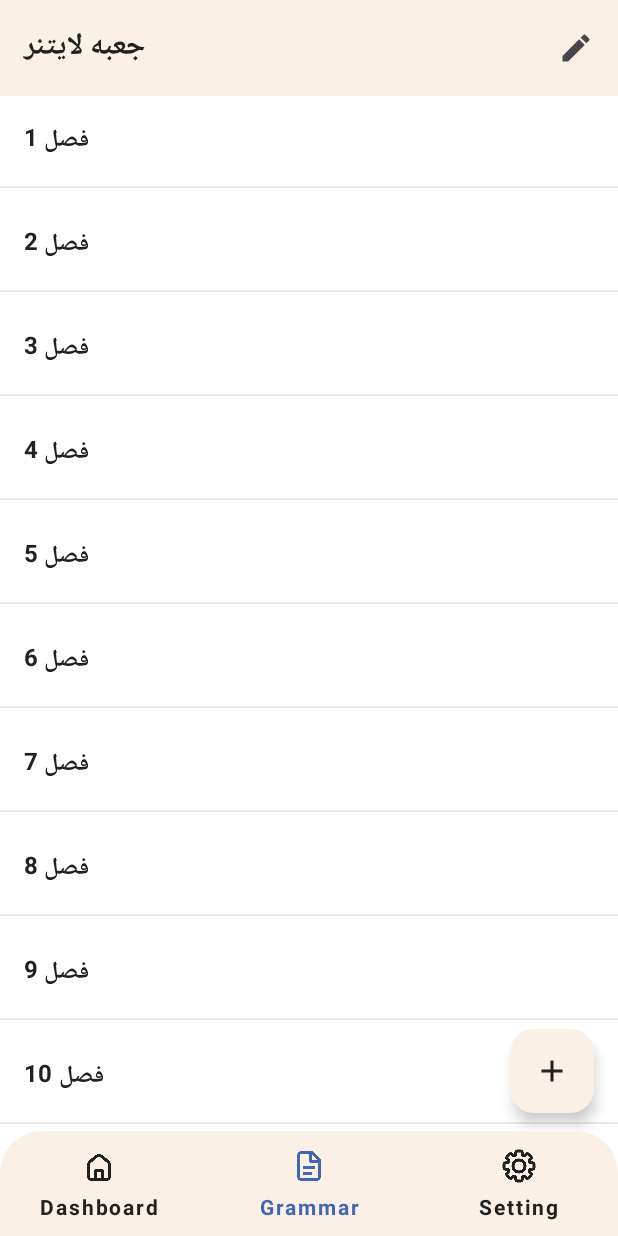
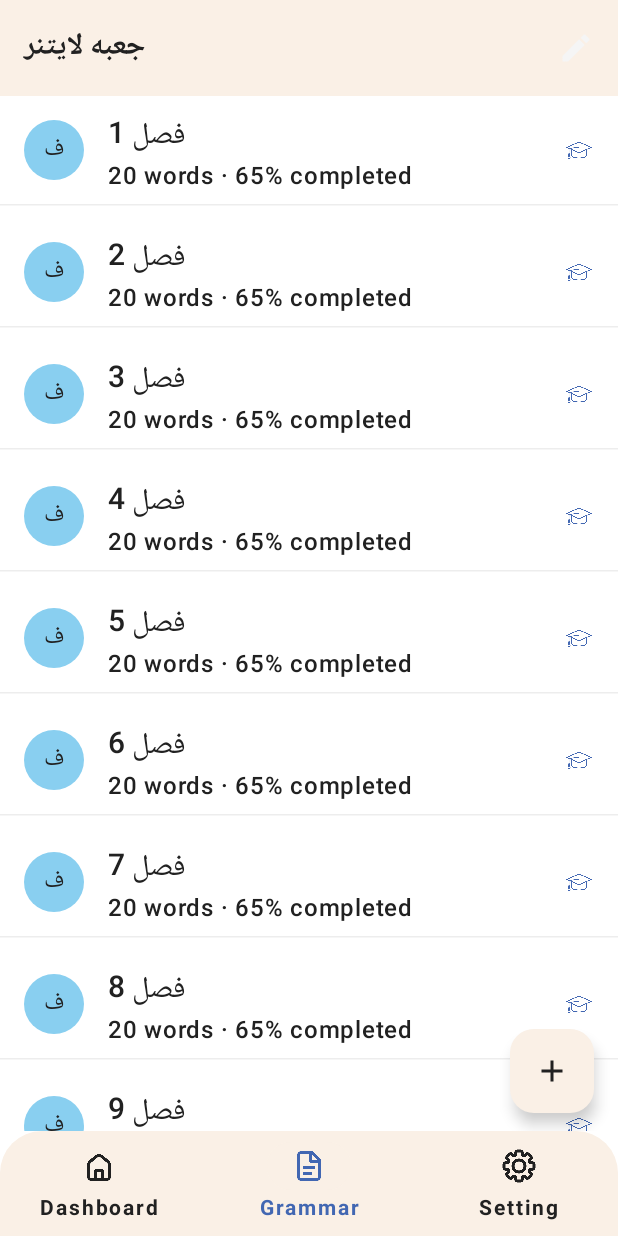
Before and after one commit to HomanYosefi/Android-Crash-Reporter, an Android app built with Jetpack Compose: the screen it shows after launch (MainActivity), item 2 of the bottom bar chosen, on a phone screen of 412 x 824 dp. Run offline under Robolectric (Android 15) with nearby library versions, the phone set to English and light mode, and no system bars; our stand-ins replace Dagger/Hilt's generated code.

Commit message:
finish faz 1

```diff
--- a/app/src/main/java/com/example/leitner/GrammarScreen/ListChapters.kt
+++ b/app/src/main/java/com/example/leitner/GrammarScreen/ListChapters.kt
@@ -22,9 +22,12 @@
 
 
 
+@OptIn(ExperimentalMaterial3Api::class)
 @Composable
 fun ChapterItem(
     title: String,
+    wordsCount: Int = 20,
+    progress: Float = 0.65f,
     isEditMode: Boolean,
     isDragging: Boolean,
     onDragStart: () -> Unit,
@@ -34,9 +37,9 @@
 ) {
     var dragOffset by remember { mutableStateOf(Offset.Zero) }
 
-    Box(
+    Column {
+        ListItem(
             modifier = Modifier
-            .fillMaxWidth()
                 .clickable(
                     enabled = !isEditMode,
                     onClick = {
@@ -46,7 +49,6 @@
                         }
                     }
                 )
-            .padding(16.dp)
                 .then(
                     if (isEditMode) {
                         Modifier.pointerInput(Unit) {
@@ -68,38 +70,80 @@
                             )
                         }
                     } else Modifier
+                ),
+            headlineContent = {
+                Text(
+                    text = title,
+                    style = MaterialTheme.typography.titleLarge,
+                    fontWeight = FontWeight.Medium
                 )
+            },
+            supportingContent = {
+                Row(
+                    verticalAlignment = Alignment.CenterVertically,
+                    horizontalArrangement = Arrangement.spacedBy(8.dp)
                 ) {
-        Row(
-            modifier = Modifier.fillMaxWidth(),
-            verticalAlignment = Alignment.CenterVertically,
-            horizontalArrangement = Arrangement.SpaceBetween
-        ) {
+                    Text(
+                        text = "$wordsCount words · ${(progress * 100).toInt()}% completed",
+                        style = MaterialTheme.typography.bodyMedium,
+                        color = MaterialTheme.colorScheme.onBackground
+                    )
+                }
+            },
+            leadingContent = {
                 if (isEditMode) {
                     Icon(
                         imageVector = Icons.Default.Menu,
-                    contentDescription = "",
-                    modifier = Modifier.size(24.dp)
+                        contentDescription = "Drag handle",
+                        modifier = Modifier.size(24.dp),
+                        tint = MaterialTheme.colorScheme.primary
+                    )
+                } else {
+                    Box(
+                        modifier = Modifier
+                            .size(40.dp)
+                            .background(
+                                MaterialTheme.colorScheme.primaryContainer,
+                                CircleShape
+                            ),
+                        contentAlignment = Alignment.Center
+                    ) {
+                        Text(
+                            text = title.take(1).uppercase(),
+                            style = MaterialTheme.typography.titleMedium,
+                            color = MaterialTheme.colorScheme.onPrimaryContainer,
+                            fontWeight = FontWeight.Medium
                         )
                     }
-            Text(
-                text = title,
-                style = MaterialTheme.typography.titleMedium,
-                fontWeight = FontWeight.Bold
-            )
+                }
+            },
+            trailingContent = {
                 if (isEditMode) {
                     Icon(
                         imageVector = Icons.Default.Edit,
-                    contentDescription = "",
-                    modifier = Modifier.size(24.dp)
+                        contentDescription = "Edit chapter",
+                        modifier = Modifier.size(24.dp),
+                        tint = MaterialTheme.colorScheme.primary
+                    )
+                } else {
+                    Row(
+                        verticalAlignment = Alignment.CenterVertically,
+                        horizontalArrangement = Arrangement.spacedBy(4.dp)
+                    ) {
+                        Icon(
+                            painter = painterResource(id = com.example.leitner.R.drawable.cap),
+                            contentDescription = "Chapter status",
+                            modifier = Modifier.size(20.dp),
+                            tint = MaterialTheme.colorScheme.primary
                         )
                     }
                 }
             }
-
-    Divider(
-        color = MaterialTheme.colorScheme.onSurface.copy(alpha = 0.1f),
-        thickness = 1.dp,
-        modifier = Modifier.fillMaxWidth()
+        )
+        HorizontalDivider(
+            modifier = Modifier.fillMaxWidth(),
+            color = MaterialTheme.colorScheme.onSurface.copy(alpha = 0.08f),
+            thickness = 1.dp
         )
     }
+}
--- a/app/src/main/java/com/example/leitner/homeScreen/Search.kt
+++ b/app/src/main/java/com/example/leitner/homeScreen/Search.kt
@@ -27,7 +27,9 @@
     var query by remember { mutableStateOf("") }
     var expanded by rememberSaveable { mutableStateOf(false) }
 
-    Box(modifier = Modifier.fillMaxSize().semantics { isTraversalGroup = true }) {
+    Box(modifier = Modifier
+        .fillMaxSize()
+        .semantics { isTraversalGroup = true }) {
         SearchBar(
             modifier = Modifier
                 .align(Alignment.TopCenter)
@@ -35,7 +37,12 @@
             query = query,
             onQueryChange = { query = it },
             onSearch = { expanded = false },
-            placeholder = { Text("Search grammar") },
+            placeholder = {
+                Text(
+                    "Search grammar",
+                    color = MaterialTheme.colorScheme.onBackground
+                )
+            },
             leadingIcon = { Icon(Icons.Default.Search, contentDescription = null) },
             trailingIcon = {
                 //HambergeryEdit(onClick = { expanded = false })
--- a/app/src/main/java/com/example/leitner/ui/theme/Color.kt
+++ b/app/src/main/java/com/example/leitner/ui/theme/Color.kt
@@ -10,3 +10,9 @@
 val AnkiRed = Color(0xFFDD2C00)
 val AnkiGrey = Color(0xFF757575)
 val AnkiBlack = Color(0xFF212121)
+
+val jetBlack = Color(30,29,27,255)
+val untherJetBlack = Color(15,15,15,255)
+
+val untherJetWhite = Color(245,245,245,255)
+val boxReviewColor = Color(40,39,37,255)
--- a/app/src/main/java/com/example/leitner/ui/theme/Theme.kt
+++ b/app/src/main/java/com/example/leitner/ui/theme/Theme.kt
@@ -25,7 +25,10 @@
     surface = Color.White,
     onSurface = AnkiBlack,
     error = AnkiRed,
-    onError = Color.White
+    onError = Color.White,
+    surfaceVariant = Color.White,
+    onSurfaceVariant = untherJetWhite,
+    scrim = untherJetWhite
 )
 
 // Dark theme colors
@@ -43,7 +46,10 @@
     surface = AnkiBlack,
     onSurface = Color.White,
     error = AnkiRed,
-    onError = AnkiBlack
+    onError = AnkiBlack,
+    surfaceVariant = jetBlack,
+    onSurfaceVariant = untherJetBlack,
+    scrim = boxReviewColor
 )
 
 // تعریف تایپوگرافی
@@ -72,6 +78,12 @@
         fontWeight = FontWeight.SemiBold,
         fontSize = 12.sp,
         letterSpacing = 0.5.sp
+    ),
+    bodyMedium = TextStyle(
+        fontWeight = FontWeight.Medium,
+        fontSize = 16.sp,
+        lineHeight = 24.sp,
+        letterSpacing = 0.5.sp
     )
 )
 
```
Also changed, not shown: app/src/main/java/com/example/leitner/GrammarScreen/ListDetailGramarScreen.kt (+45 -15 lines), app/src/main/res/drawable/add.png (added). Lines whose indentation alone changed are shown as unchanged.
